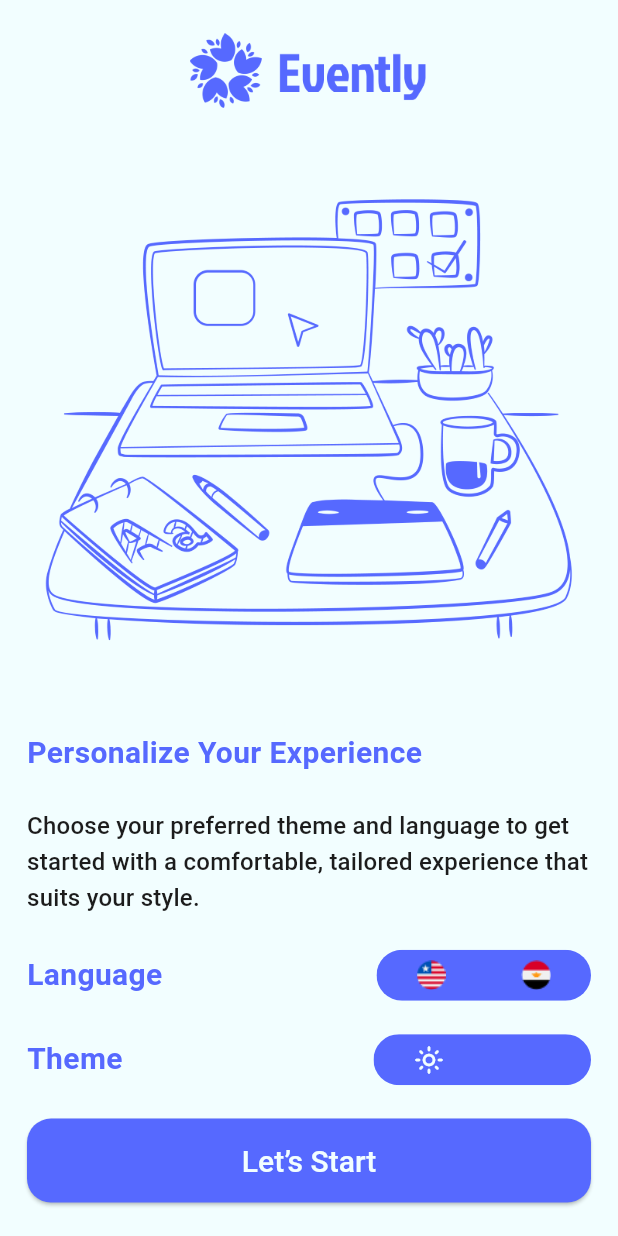
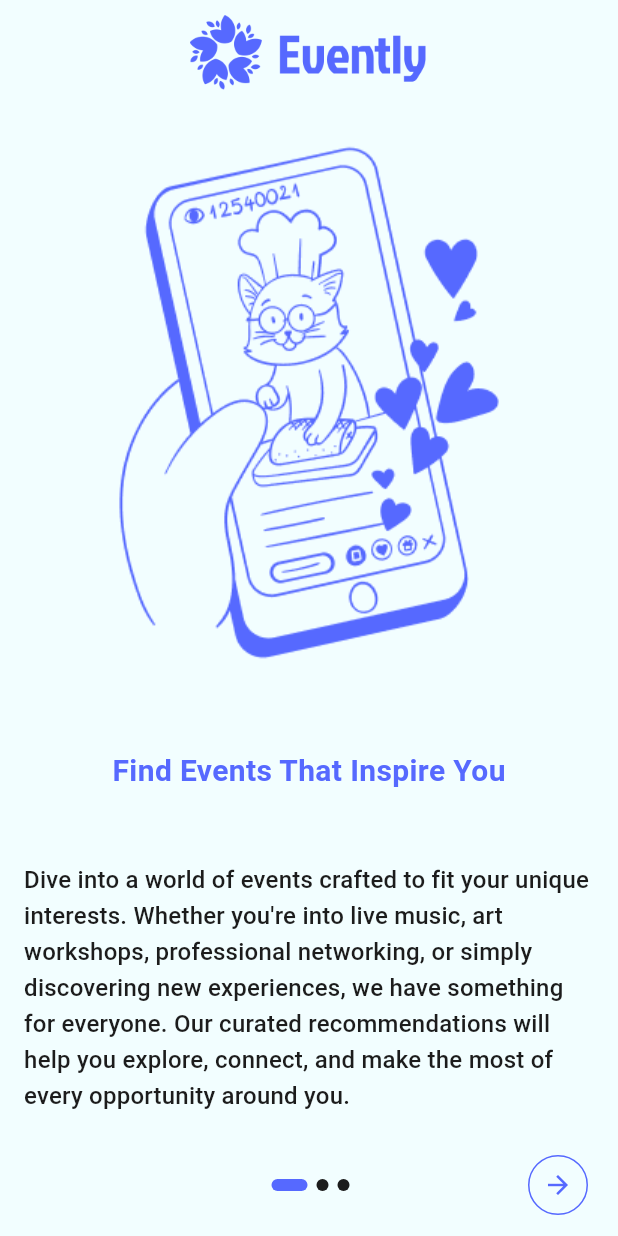
Before and after one commit to MohamadQotb/evently_app, a Flutter app: the screen it shows after launch, after a tap on "Let’s Start", on a phone screen of 412 x 824 dp. Run offline on Flutter 3.47's test engine with Material 3 defaults, Android fonts, the light colour scheme and no system bars; drawn by our look-alikes of smooth_page_indicator, toggle_switch.

Commit message:
onBoarding done

```diff
--- /dev/null
+++ b/lib/UI/auth/login_screen/login_screen.dart
@@ -0,0 +1,11 @@
+import 'package:flutter/material.dart';
+
+class LoginScreen extends StatelessWidget {
+  static const String routeName = '/loginScreen';
+  const LoginScreen({super.key});
+
+  @override
+  Widget build(BuildContext context) {
+    return Scaffold();
+  }
+}
--- /dev/null
+++ b/lib/UI/onBoarding/models/on_boarding_model_class.dart
@@ -0,0 +1,29 @@
+import 'package:evently_app/core/common/app_assets.dart';
+
+class OnBoardingModelClass {
+  String title;
+  String discribtion;
+  String image;
+  OnBoardingModelClass({
+    required this.title,
+    required this.discribtion,
+    required this.image,
+  });
+  static List<OnBoardingModelClass> onBoardingList = [
+    OnBoardingModelClass(
+        title: 'Find Events That Inspire You',
+        discribtion:
+            'Dive into a world of events crafted to fit your unique interests. Whether you\'re into live music, art workshops, professional networking, or simply discovering new experiences, we have something for everyone. Our curated recommendations will help you explore, connect, and make the most of every opportunity around you.',
+        image: AppAssets.onBoarding1),
+    OnBoardingModelClass(
+        title: 'Effortless Event Planning',
+        discribtion:
+            'Take the hassle out of organizing events with our all-in-one planning tools. From setting up invites and managing RSVPs to scheduling reminders and coordinating details, we’ve got you covered. Plan with ease and focus on what matters – creating an unforgettable experience for you and your guests.',
+        image: AppAssets.onBoarding2),
+    OnBoardingModelClass(
+        title: 'Connect with Friends & Share Moments',
+        discribtion:
+            'Make every event memorable by sharing the experience with others. Our platform lets you invite friends, keep everyone in the loop, and celebrate moments together. Capture and share the excitement with your network, so you can relive the highlights and cherish the memories.',
+        image: AppAssets.onBoarding3),
+  ];
+}
--- /dev/null
+++ b/lib/UI/onBoarding/on_boarding_screen.dart
@@ -0,0 +1,102 @@
+import 'package:evently_app/UI/auth/login_screen/login_screen.dart';
+import 'package:evently_app/UI/onBoarding/models/on_boarding_model_class.dart';
+import 'package:evently_app/UI/onBoarding/widgets/on_boarding_card.dart';
+import 'package:evently_app/core/common/app_assets.dart';
+import 'package:evently_app/core/common/app_colors.dart';
+import 'package:flutter/material.dart';
+import 'package:smooth_page_indicator/smooth_page_indicator.dart';
+
+class OnBoardingScreen extends StatefulWidget {
+  static const String routeName = '/onBoardingScreen';
+
+  OnBoardingScreen({super.key});
+
+  @override
+  State<OnBoardingScreen> createState() => _OnBoardingScreenState();
+}
+
+class _OnBoardingScreenState extends State<OnBoardingScreen> {
+  int currentPage = 0;
+
+  final PageController controller = PageController();
+
+  void nextPage() {
+    controller.nextPage(
+        duration: const Duration(milliseconds: 300), curve: Curves.easeIn);
+  }
+
+  void previousPage() {
+    controller.previousPage(
+        duration: const Duration(milliseconds: 300), curve: Curves.easeIn);
+  }
+
+  @override
+  Widget build(BuildContext context) {
+    return Scaffold(
+      body: SafeArea(
+        child: Padding(
+          padding: const EdgeInsets.symmetric(horizontal: 16, vertical: 10),
+          child: Column(
+            crossAxisAlignment: CrossAxisAlignment.center,
+            children: [
+              Image.asset(
+                AppAssets.appBarLogo,
+                height: 50,
+              ),
+              Expanded(
+                child: PageView.builder(
+                  onPageChanged: (value) {
+                    currentPage = value;
+                    setState(() {});
+                  },
+                  controller: controller,
+                  itemCount: 3,
+                  itemBuilder: (context, index) => OnBoardingCard(
+                      onBoardingModelClass:
+                          OnBoardingModelClass.onBoardingList[index]),
+                ),
+              ),
+              Row(
+                mainAxisAlignment: MainAxisAlignment.spaceBetween,
+                children: [
+                  Visibility(
+                    visible: currentPage != 0,
+                    replacement: const SizedBox(
+                      width: 50,
+                    ),
+                    child: IconButton(
+                        onPressed: () {
+                          previousPage();
+                        },
+                        icon: Icon(Icons.arrow_back)),
+                  ),
+                  SmoothPageIndicator(
+                    controller: controller,
+                    count: 3,
+                    effect: ExpandingDotsEffect(
+                      dotHeight: 8,
+                      dotWidth: 8,
+                      spacing: 6,
+                      activeDotColor: AppColors.mainColor,
+                      dotColor: Theme.of(context).textTheme.titleMedium!.color!,
+                    ),
+                  ),
+                  IconButton(
+                      onPressed: () {
+                        if (controller.page == 2) {
+                          Navigator.pushReplacementNamed(
+                              context, LoginScreen.routeName);
+                        } else {
+                          nextPage();
+                        }
+                      },
+                      icon: Icon(Icons.arrow_forward)),
+                ],
+              )
+            ],
+          ),
+        ),
+      ),
+    );
+  }
+}
--- /dev/null
+++ b/lib/UI/onBoarding/widgets/on_boarding_card.dart
@@ -0,0 +1,34 @@
+import 'package:evently_app/UI/onBoarding/models/on_boarding_model_class.dart';
+import 'package:evently_app/core/common/app_colors.dart';
+import 'package:flutter/material.dart';
+
+class OnBoardingCard extends StatelessWidget {
+  final OnBoardingModelClass onBoardingModelClass;
+  const OnBoardingCard({super.key, required this.onBoardingModelClass});
+
+  @override
+  Widget build(BuildContext context) {
+    return Column(
+      mainAxisAlignment: MainAxisAlignment.spaceAround,
+      children: [
+        Image.asset(
+          onBoardingModelClass.image,
+          width: double.infinity,
+          height: MediaQuery.of(context).size.height * .45,
+        ),
+        Text(
+          onBoardingModelClass.title,
+          style: TextStyle(
+              fontSize: 20,
+              fontWeight: FontWeight.w700,
+              color: AppColors.mainColor),
+        ),
+        Text(
+          onBoardingModelClass.discribtion,
+          style: Theme.of(context).textTheme.titleMedium,
+          textAlign: TextAlign.left,
+        ),
+      ],
+    );
+  }
+}
--- a/lib/UI/personalization_screen.dart
+++ b/lib/UI/personalization_screen.dart
@@ -1,3 +1,4 @@
+import 'package:evently_app/UI/onBoarding/on_boarding_screen.dart';
 import 'package:evently_app/core/common/app_assets.dart';
 import 'package:evently_app/core/common/app_colors.dart';
 import 'package:evently_app/providers/theme_provider.dart';
@@ -112,7 +113,12 @@ class PersonalizationScreen extends StatelessWidget {
                   )
                 ],
               ),
-              ElevatedButton(onPressed: () {}, child: Text('Let’s Start')),
+              ElevatedButton(
+                  onPressed: () {
+                    Navigator.pushReplacementNamed(
+                        context, OnBoardingScreen.routeName);
+                  },
+                  child: Text('Let’s Start')),
             ],
           ),
         ),
--- a/lib/core/common/app_assets.dart
+++ b/lib/core/common/app_assets.dart
@@ -2,6 +2,9 @@ class AppAssets {
   static const String appBarLogo = 'assets/appBarLogo.png';
   static const String pirsonalizationImage =
       'assets/images/personalizationImage.png';
+  static const String onBoarding1 = 'assets/images/onBoardingImage1.png';
+  static const String onBoarding2 = 'assets/images/onBoardingImage2.png';
+  static const String onBoarding3 = 'assets/images/onBoardingImage3.png';
 
   //iconsss
   static const String lrIcon = 'assets/icons/LR.png';
--- a/lib/main.dart
+++ b/lib/main.dart
@@ -1,3 +1,5 @@
+import 'package:evently_app/UI/auth/login_screen/login_screen.dart';
+import 'package:evently_app/UI/onBoarding/on_boarding_screen.dart';
 import 'package:evently_app/UI/personalization_screen.dart';
 import 'package:evently_app/core/common/app_theme.dart';
 import 'package:evently_app/providers/theme_provider.dart';
@@ -18,6 +20,8 @@ class MyApp extends StatelessWidget {
       routes: {
         PersonalizationScreen.routeName: (context) =>
             const PersonalizationScreen(),
+        OnBoardingScreen.routeName: (context) => OnBoardingScreen(),
+        LoginScreen.routeName: (context) => const LoginScreen(),
       },
       title: 'Flutter Demo',
       theme: AppTheme.lightTheme,
--- a/pubspec.yaml
+++ b/pubspec.yaml
@@ -38,6 +38,7 @@ dependencies:
   flutter_native_splash: ^2.4.4
   toggle_switch: ^2.3.0
   provider: ^6.1.5
+  smooth_page_indicator: ^1.2.1
 
 dev_dependencies:
   flutter_test:
```
Also changed, not shown: assets/images/onBoardingImage1.png (added), assets/images/onBoardingImage2.png (added), assets/images/onBoardingImage3.png (added), pubspec.lock.
